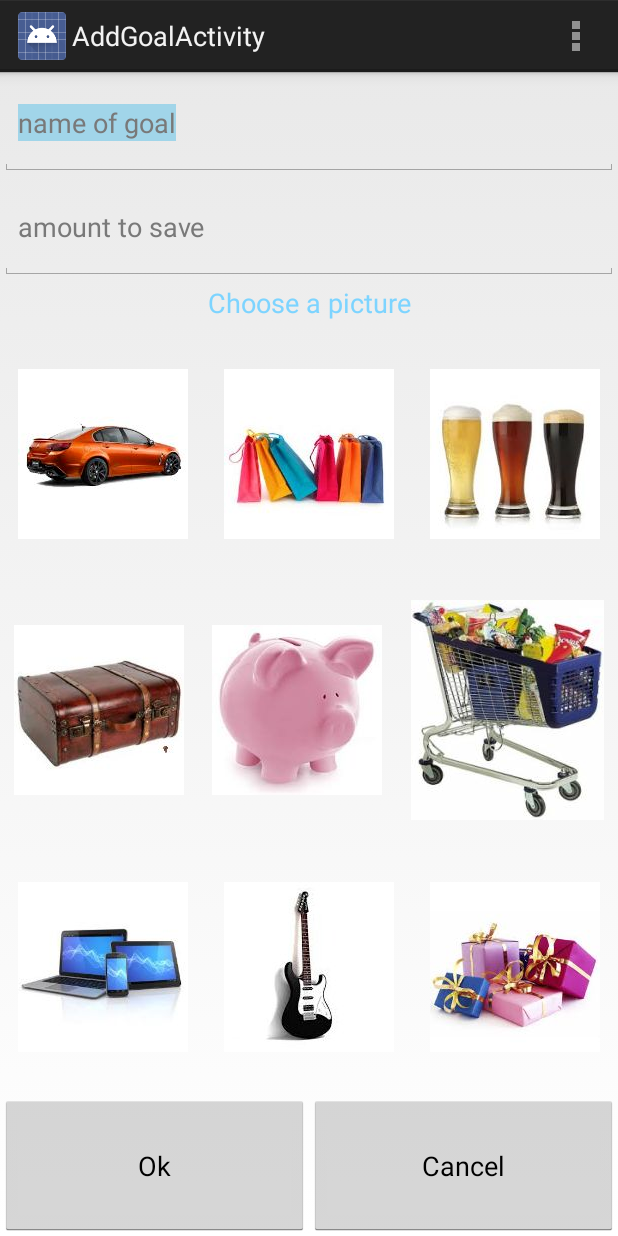
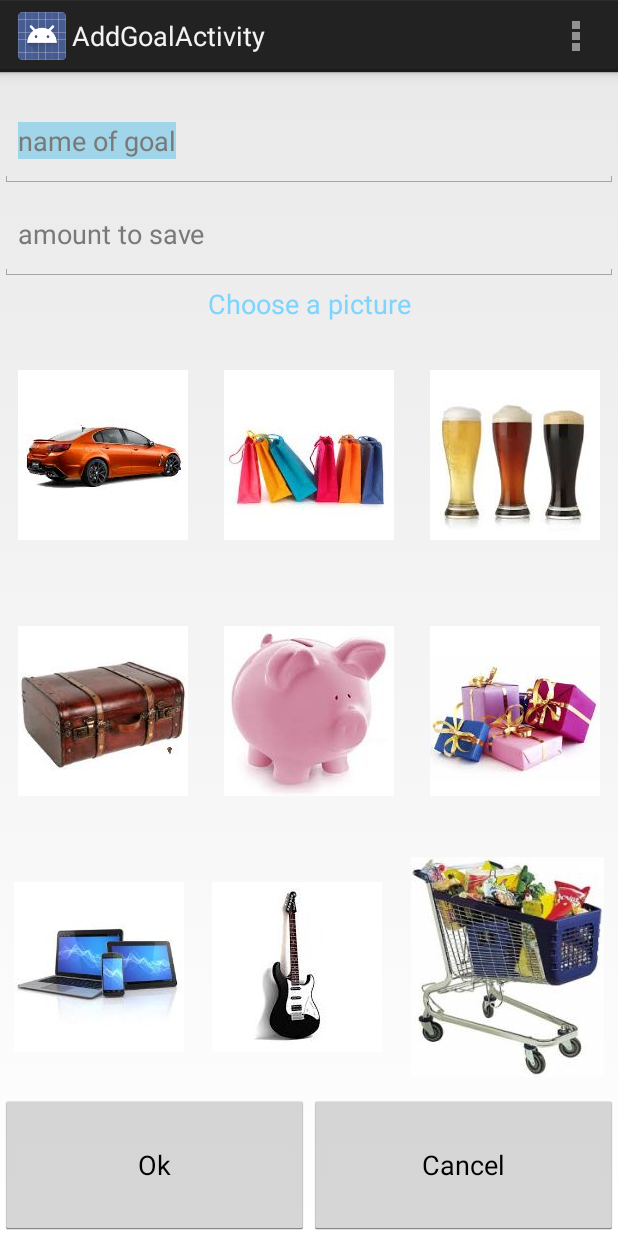
Before and after one commit to Liestambeur/StudentSaveApp, an Android app: the AddGoalActivity screen opened directly, with no data from a screen before it, on a phone screen of 412 x 824 dp. Run offline under Robolectric (Android 15) with nearby library versions, the phone set to English and light mode, and no system bars.

Commit message:
textvelden ingelezen en goal geupdate

```diff
--- a/app/src/main/java/be/kuleuven/chi/app/AddGoalActivity.java
+++ b/app/src/main/java/be/kuleuven/chi/app/AddGoalActivity.java
@@ -1,29 +1,76 @@
 package be.kuleuven.chi.app;
 
 import android.app.Activity;
-import android.app.ActionBar;
-import android.app.Fragment;
 import android.content.Intent;
 import android.os.Bundle;
-import android.view.LayoutInflater;
+import android.text.Editable;
+import android.text.TextWatcher;
 import android.view.Menu;
 import android.view.MenuItem;
 import android.view.View;
-import android.view.ViewGroup;
-import android.os.Build;
+import android.widget.EditText;
+import android.widget.ImageButton;
+
+import be.kuleuven.chi.backend.AppContent;
+import be.kuleuven.chi.backend.Goal;
 
 public class AddGoalActivity extends Activity {
+
+    Goal newGoal;
 
     @Override
     protected void onCreate(Bundle savedInstanceState) {
         super.onCreate(savedInstanceState);
         setContentView(R.layout.activity_add_goal);
+
+        View emptySpace = findViewById(R.id.emptySpace);
+
+        newGoal = new Goal();
+
+        EditText nameOfGoalText = (EditText) findViewById(R.id.nameOfGoal);
+        EditText amountOfGoalText = (EditText) findViewById(R.id.amountToSave);
+
+        TextWatcher nameOfGoalWatcher = new TextWatcher() {
+            @Override
+            public void beforeTextChanged(CharSequence charSequence, int i, int i2, int i3) {
+                // not used
+            }
+
+            @Override
+            public void onTextChanged(CharSequence charSequence, int i, int i2, int i3) {
+                newGoal.setName(charSequence.toString());
+            }
+
+            @Override
+            public void afterTextChanged(Editable editable) {
+                // not used
+            }
+        };
+        TextWatcher amountOfGoalWatcher = new TextWatcher() {
+            @Override
+            public void beforeTextChanged(CharSequence charSequence, int i, int i2, int i3) {
+                // not used
+            }
+
+            @Override
+            public void onTextChanged(CharSequence charSequence, int i, int i2, int i3) {
+                newGoal.setAmount(Double.parseDouble(charSequence.toString()));
+
+            }
+
+            @Override
+            public void afterTextChanged(Editable editable) {
+                // not used
+            }
+        };
+
+        nameOfGoalText.addTextChangedListener(nameOfGoalWatcher);
+        amountOfGoalText.addTextChangedListener(amountOfGoalWatcher);
     }
 
 
     @Override
     public boolean onCreateOptionsMenu(Menu menu) {
-
         // Inflate the menu; this adds items to the action bar if it is present.
         getMenuInflater().inflate(R.menu.add_goal, menu);
         return true;
@@ -41,21 +88,29 @@ public class AddGoalActivity extends Activity {
         return super.onOptionsItemSelected(item);
     }
 
+    public void chooseGoalPicture(View picture) {
+        picture.findFocus();
+        int id = picture.getId();
+        this.newGoal.setPictureId(id);
+
+        ((ImageButton) picture).
+
+        System.err.println(id);
+    }
+
     public void okButton(View okButton) {
-        // if goal ok, than save goal, otherwise pop-up
+        AppContent.getInstance().addGoal(this.newGoal);
+        System.err.println("goal naam: " + newGoal.getName());
+        System.err.println("goal amount: " + newGoal.getAmount());
+        System.err.println("goal picture: " + newGoal.getPictureId());
 
         Intent intent = new Intent(this, MainActivity.class);
         startActivity(intent);
         finish();
     }
 
-    public void chooseGoalPicture(View picture) {
-       int id = picture.getId();
-       System.out.println(id);
-    }
-
     public void cancelButton(View cancelButton) {
-        // cancel goal
+        // the goal is not stored in the AppContent
 
         Intent intent = new Intent(this, MainActivity.class);
         startActivity(intent);
--- a/app/src/main/res/layout/activity_add_goal.xml
+++ b/app/src/main/res/layout/activity_add_goal.xml
@@ -5,11 +5,18 @@
     android:layout_height="match_parent"
     android:weightSum="1">
 
+    <Space
+        android:id="@+id/emptySpace"
+        android:layout_width="fill_parent"
+        android:layout_height="0dp"
+        android:layout_weight="0.02"
+        android:focusable="true" />
+
     <EditText
         android:id="@+id/nameOfGoal"
         android:layout_width="match_parent"
         android:layout_height="0dp"
-        android:layout_weight="0.09"
+        android:layout_weight="0.08"
         android:layout_row="0"
         android:layout_column="0"
         android:text="name of goal"
@@ -19,15 +26,18 @@
         android:textColor="#797979" />
 
     <EditText
+        android:id="@+id/amountToSave"
         android:layout_width="match_parent"
         android:layout_height="0dp"
-        android:id="@+id/amountToSave"
-        android:layout_row="1"
+        android:layout_weight="0.08"
+        android:layout_row="0"
         android:layout_column="0"
         android:text="amount to save"
-        android:layout_weight="0.09"
+        android:singleLine="true"
+        android:maxLength="30"
+        android:selectAllOnFocus="true"
         android:textColor="#797979"
-        android:onClick="amoutToSave" />
+        android:inputType="numberDecimal" />
 
     <TextView
         android:layout_width="fill_parent"
@@ -57,6 +67,7 @@
             android:layout_weight="0.33"
             android:src="@drawable/auto"
             android:background="@null"
+            android:clickable="true"
             android:onClick="chooseGoalPicture"
             android:contentDescription="auto"/>
 
@@ -67,6 +78,7 @@
             android:layout_weight="0.33"
             android:src="@drawable/shopping"
             android:background="@null"
+            android:clickable="true"
             android:onClick="chooseGoalPicture"
             android:contentDescription="shopping"/>
 
@@ -77,6 +89,7 @@
             android:layout_weight="0.33"
             android:src="@drawable/bier"
             android:background="@null"
+            android:clickable="true"
             android:onClick="chooseGoalPicture"
             android:contentDescription="bier"/>
     </LinearLayout>
@@ -95,6 +108,7 @@
             android:layout_weight="0.33"
             android:src="@drawable/valies"
             android:background="@null"
+            android:clickable="true"
             android:onClick="chooseGoalPicture"
             android:contentDescription="valies"/>
 
@@ -105,6 +119,7 @@
             android:layout_weight="0.33"
             android:src="@drawable/spaarvarken"
             android:background="@null"
+            android:clickable="true"
             android:onClick="chooseGoalPicture"
             android:contentDescription="spaarvarken"/>
 
@@ -113,8 +128,9 @@
             android:layout_height="fill_parent"
             android:id="@+id/goalPicture6"
             android:layout_weight="0.33"
-            android:src="@drawable/winkelkar"
+            android:src="@drawable/cadeaus"
             android:background="@null"
+            android:clickable="true"
             android:onClick="chooseGoalPicture"
             android:contentDescription="winkelkar"/>
     </LinearLayout>
@@ -133,6 +149,7 @@
             android:layout_weight="0.33"
             android:src="@drawable/multimedia"
             android:background="@null"
+            android:clickable="true"
             android:onClick="chooseGoalPicture"
             android:contentDescription="multimedia"/>
 
@@ -143,6 +160,7 @@
             android:layout_weight="0.33"
             android:src="@drawable/gitaar"
             android:background="@null"
+            android:clickable="true"
             android:onClick="chooseGoalPicture"
             android:contentDescription="gitaar"/>
 
@@ -151,8 +169,9 @@
             android:layout_height="fill_parent"
             android:id="@+id/goalPicture9"
             android:layout_weight="0.33"
-            android:src="@drawable/cadeaus"
+            android:src="@drawable/winkelkar"
             android:background="@null"
+            android:clickable="true"
             android:onClick="chooseGoalPicture"
             android:contentDescription="cadeaus"/>
     </LinearLayout>
@@ -170,14 +189,16 @@
             android:text="Ok"
             android:id="@+id/okGoal"
             android:layout_weight="0.5"
-            android:clickable="true" />
+            android:clickable="true"
+            android:onClick="okButton"/>
 
         <Button
             android:layout_width="0dp"
             android:layout_height="fill_parent"
             android:text="Cancel"
             android:id="@+id/cancelGoal"
-            android:layout_weight="0.5" />
+            android:layout_weight="0.5"
+            android:onClick="cancelButton"/>
     </LinearLayout>
 
 </LinearLayout>
```
Also changed, not shown: app/src/main/java/be/kuleuven/chi/app/MainActivity.java (+2 -8 lines), app/src/main/java/be/kuleuven/chi/backend/AppContent.java (+4 -4 lines), app/src/main/java/be/kuleuven/chi/backend/Goal.java (+50 -26 lines).
